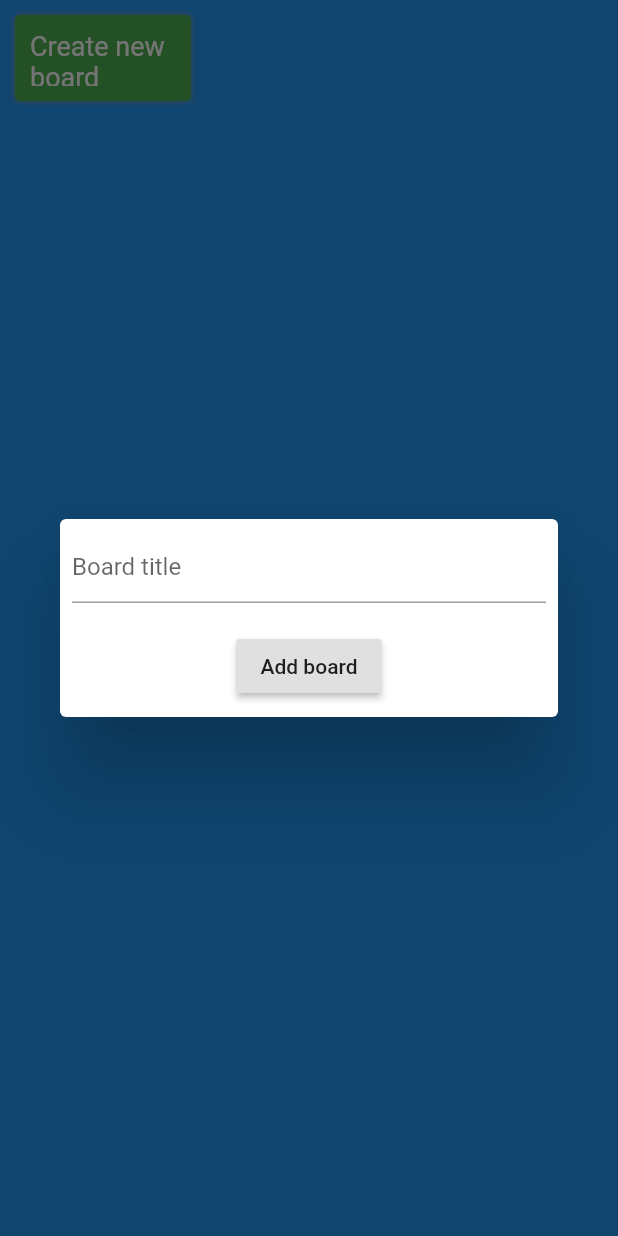
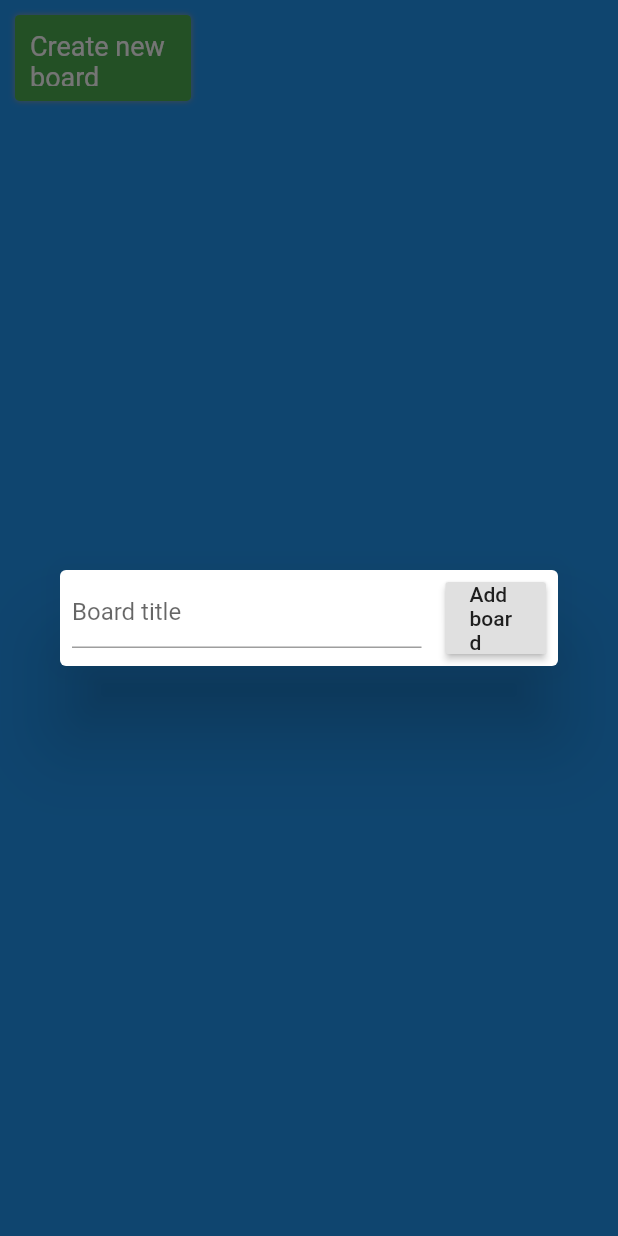
Before and after one commit to GGuinea/delta2_trello_frontend, a Flutter app: the Boards screen opened directly, after a tap on "Create new board", on a phone screen of 412 x 824 dp. Run offline on Flutter 3.47's test engine with Material 2 defaults, Android fonts, the phone set to English and light mode, and no system bars; our stand-ins replace email_validator, google_fonts; network calls fail.

Commit message:
Improved way of creating groups.

```diff
--- a/lib/boards.dart
+++ b/lib/boards.dart
@@ -97,19 +97,25 @@ class _BoardsState extends State<Boards> {
         barrierDismissible: true,
         builder: (context) {
           return Dialog(
-            child: Column(
-              mainAxisSize: MainAxisSize.min,
+            child: SizedBox(
+              width: 500,
+              child: Row(
                 children: [
-                Padding(
-                  padding: EdgeInsets.all(8.0),
+                  Expanded(
+                    flex: 3,
+                    child: Padding(
+                      padding: EdgeInsets.fromLTRB(8, 0, 8, 8),
                       child: TextField(
                         decoration: InputDecoration(hintText: "Board title"),
                         controller: _boardNameTextController,
                       ),
                     ),
-                Center(
+                  ),
+                  // Center(
+                  Expanded(
+                    flex: 1,
                     child: Padding(
-                    padding: EdgeInsets.all(10),
+                      padding: EdgeInsets.fromLTRB(8, 8, 8, 8),
                       child: RaisedButton(
                         onPressed: () {
                           if (_boardNameTextController.text.trim() != "") {
@@ -120,8 +126,10 @@ class _BoardsState extends State<Boards> {
                         child: Text("Add board"),
                       ),
                     ),
-                )
+                  ),
+                  //)
                 ],
+              ),
             ),
           );
         });
```
Lines whose indentation alone changed are shown as unchanged.
